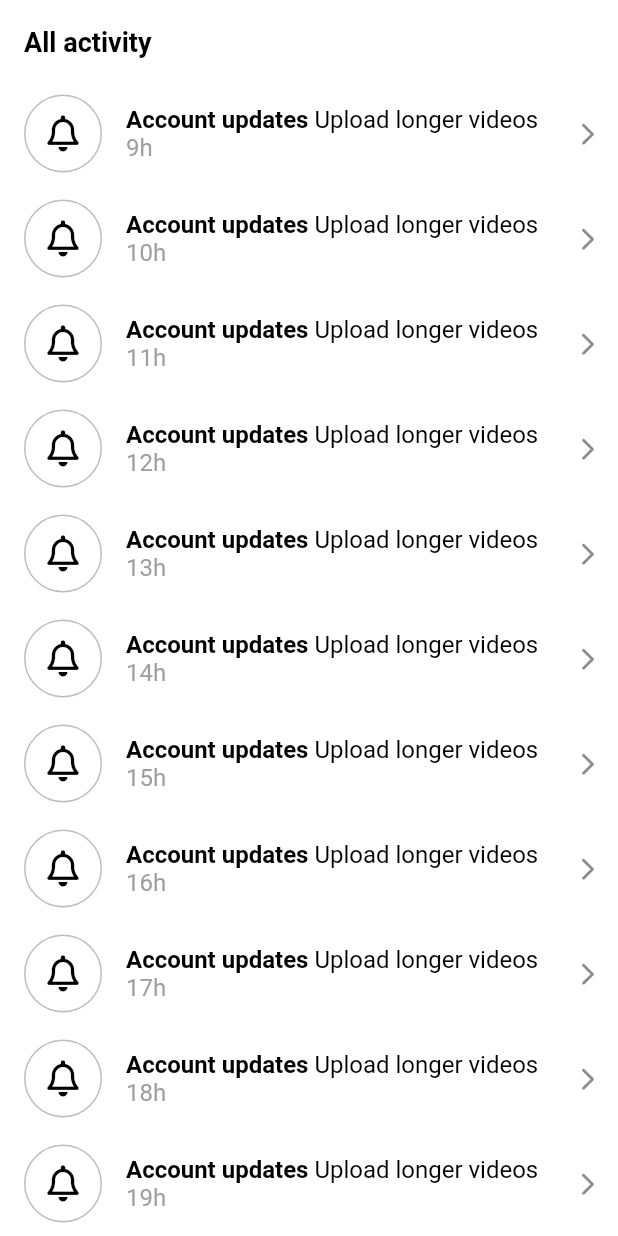
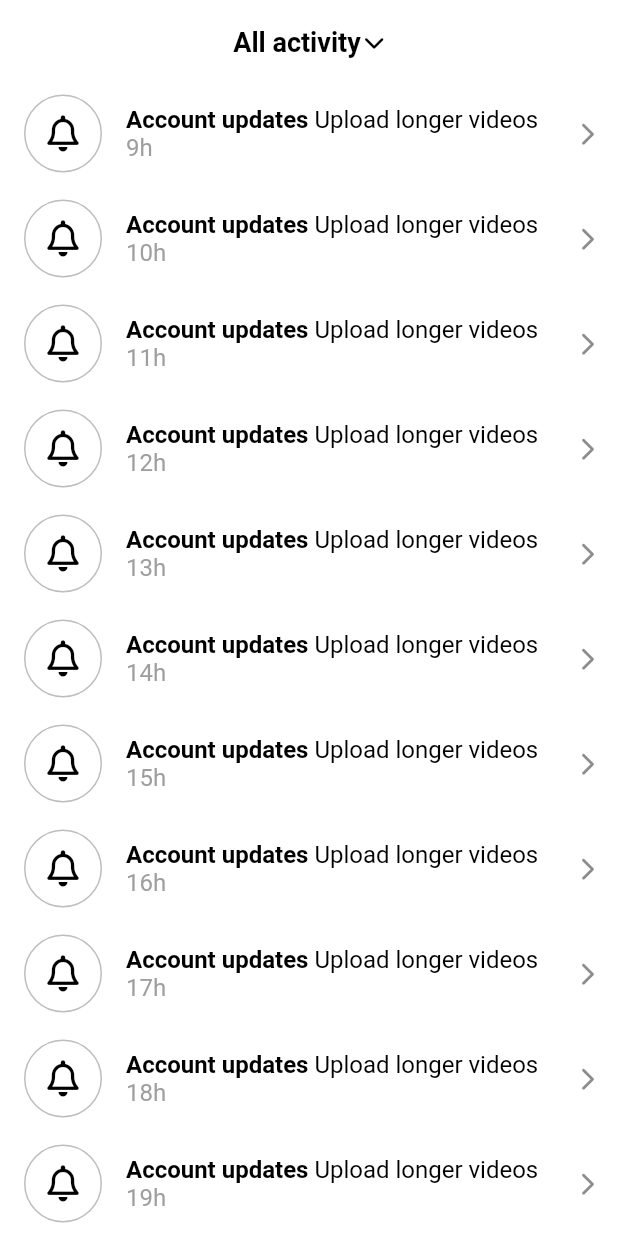
Before and after one commit to Saehanseul/tiktok_clone, a Flutter app: the screen it shows after launch, scrolled down 676 dp, on a phone screen of 412 x 824 dp. Run offline on Flutter 3.47's test engine with Material 2 defaults, Android fonts, the phone set to English and light mode, and no system bars; our stand-ins replace font_awesome_flutter, video_player, visibility_detector.

Commit message:
Feat: add activity components

```diff
--- a/lib/features/inbox/screens/activity_screen.dart
+++ b/lib/features/inbox/screens/activity_screen.dart
@@ -10,20 +10,105 @@ class ActivityScreen extends StatefulWidget {
   State<ActivityScreen> createState() => _ActivityScreenState();
 }
 
-class _ActivityScreenState extends State<ActivityScreen> {
+class _ActivityScreenState extends State<ActivityScreen>
+    with SingleTickerProviderStateMixin {
   final List<String> _notifications = List.generate(20, (index) => "${index}h");
+
+  bool _showBarrier = false;
+
+  late AnimationController _animationController = AnimationController(
+    vsync: this,
+    duration: Duration(
+      milliseconds: 200,
+    ),
+  );
+
+  late final Animation<double> _arrowAnimation =
+      Tween(begin: 0.0, end: 0.5).animate(_animationController);
+
+  late final Animation<Offset> _panelAnimation = Tween(
+    begin: Offset(0, -1),
+    end: Offset.zero,
+  ).animate(_animationController);
+
+  late final Animation<Color?> _barrierAnimation =
+      ColorTween(begin: Colors.transparent, end: Colors.black38)
+          .animate(_animationController);
+
+  final List<Map<String, dynamic>> _tabs = [
+    {
+      "title": "All activity",
+      "icon": FontAwesomeIcons.solidMessage,
+    },
+    {
+      "title": "Likes",
+      "icon": FontAwesomeIcons.solidHeart,
+    },
+    {
+      "title": "Comments",
+      "icon": FontAwesomeIcons.solidComments,
+    },
+    {
+      "title": "Mentions",
+      "icon": FontAwesomeIcons.at,
+    },
+    {
+      "title": "Followers",
+      "icon": FontAwesomeIcons.solidUser,
+    },
+    {
+      "title": "From TikTok",
+      "icon": FontAwesomeIcons.tiktok,
+    }
+  ];
+
+  @override
+  void initState() {
+    super.initState();
+    // _animationController = AnimationController(vsync: this); // late를 쓰면 initState에 넣지 않고 바로 할당해도 late가 알아서 나중에 할당해줌
+  }
 
   void _onDismissed(String notification) {
     _notifications.remove(notification);
+  }
+
+  void _toggleAnimations() async {
+    if (_animationController.isCompleted) {
+      await _animationController.reverse();
+    } else {
+      _animationController.forward();
+    }
+
+    setState(() {
+      _showBarrier = !_showBarrier;
+    });
   }
 
   @override
   Widget build(BuildContext context) {
     return Scaffold(
       appBar: AppBar(
-        title: const Text("All activity"),
+        title: GestureDetector(
+          onTap: _toggleAnimations,
+          child: Row(
+            mainAxisAlignment: MainAxisAlignment.center,
+            children: [
+              Text("All activity"),
+              Gaps.h2,
+              RotationTransition(
+                turns: _arrowAnimation,
+                child: FaIcon(
+                  FontAwesomeIcons.chevronDown,
+                  size: Sizes.size14,
                 ),
-      body: ListView(
+              ),
+            ],
+          ),
+        ),
+      ),
+      body: Stack(
+        children: [
+          ListView(
             // padding: const EdgeInsets.symmetric(
             //   horizontal: Sizes.size20,
             // ),
@@ -127,6 +212,50 @@ class _ActivityScreenState extends State<ActivityScreen> {
                 ),
             ],
           ),
+          if (_showBarrier)
+            AnimatedModalBarrier(
+              color: _barrierAnimation,
+              dismissible: true,
+              onDismiss: _toggleAnimations,
+            ),
+          SlideTransition(
+            position: _panelAnimation,
+            child: Container(
+              decoration: BoxDecoration(
+                color: Colors.white,
+                borderRadius: BorderRadius.only(
+                  bottomLeft: Radius.circular(Sizes.size5),
+                  bottomRight: Radius.circular(Sizes.size5),
+                ),
+              ),
+              child: Column(
+                mainAxisSize: MainAxisSize.min,
+                children: [
+                  for (var tab in _tabs)
+                    ListTile(
+                      title: Row(
+                        children: [
+                          FaIcon(
+                            tab["icon"],
+                            color: Colors.black,
+                            size: Sizes.size16,
+                          ),
+                          Gaps.h20,
+                          Text(
+                            tab["title"],
+                            style: TextStyle(
+                              fontWeight: FontWeight.bold,
+                            ),
+                          ),
+                        ],
+                      ),
+                    ),
+                ],
+              ),
+            ),
+          ),
+        ],
+      ),
     );
   }
 }
```
Lines whose indentation alone changed are shown as unchanged.
